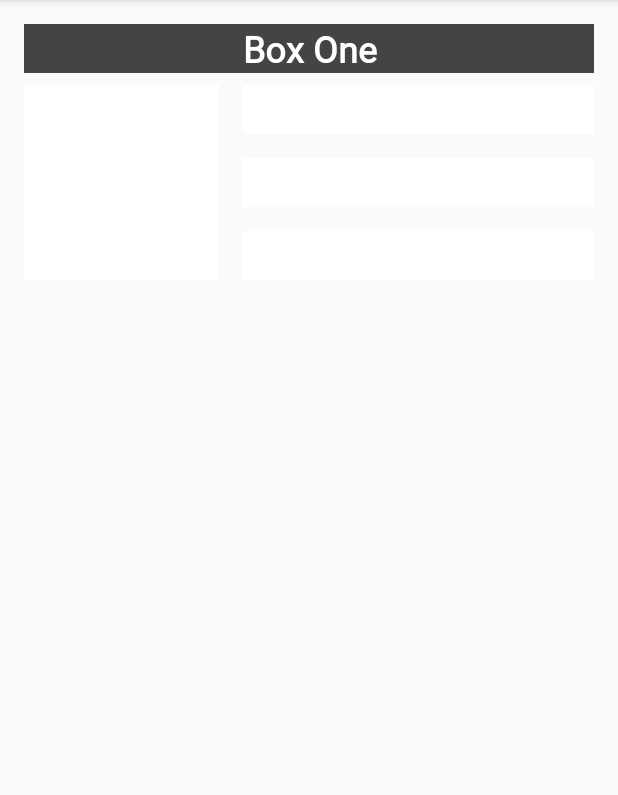
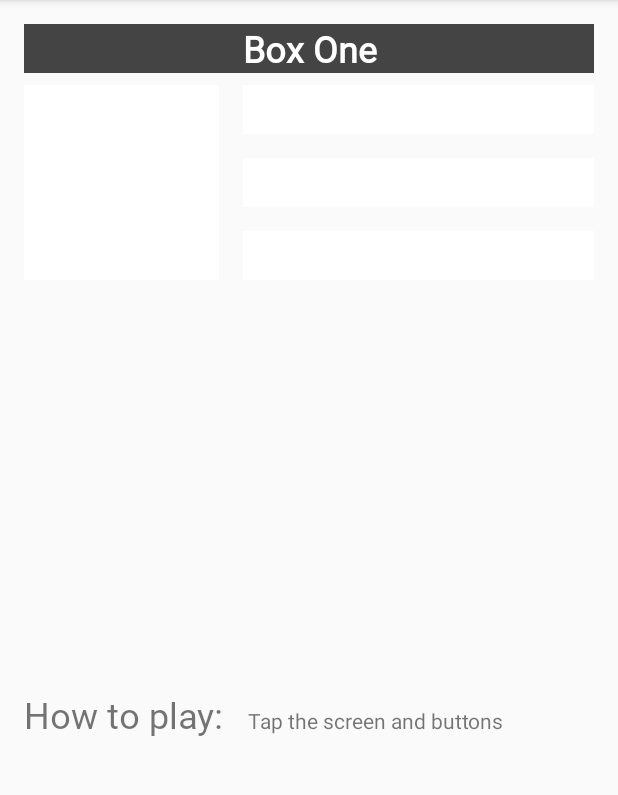
Before and after one commit to croworc/ColorMyViews, an Android app: the screen it shows after launch (MainActivity), after a tap on "Box One", on a phone screen of 412 x 824 dp, the part 84-879 px from its top. Run offline under Robolectric (Android 15) with nearby library versions, the phone set to English and light mode, and no system bars.

Commit message:
feat: Add "How to play" info TextView(s)

```diff
--- a/app/src/main/res/layout/activity_main.xml
+++ b/app/src/main/res/layout/activity_main.xml
@@ -73,4 +73,31 @@
         app:layout_constraintStart_toEndOf="@+id/box_two_text"
         app:layout_constraintTop_toBottomOf="@+id/box_four_text" />
 
+    <TextView
+        android:id="@+id/label_text"
+        android:layout_width="0dp"
+        android:layout_height="wrap_content"
+        android:layout_marginStart="16dp"
+        android:fontFamily="@font/roboto"
+        android:text="@string/how_to_play"
+        android:textSize="24sp"
+        app:layout_constraintBaseline_toBaselineOf="@+id/info_text"
+        app:layout_constraintStart_toStartOf="parent" />
+
+    <TextView
+        android:id="@+id/info_text"
+        android:layout_width="0dp"
+        android:layout_height="wrap_content"
+        android:layout_marginStart="16dp"
+        android:layout_marginTop="16dp"
+        android:layout_marginEnd="16dp"
+        android:layout_marginBottom="16dp"
+        android:text="@string/tap_the_boxes_and_buttons"
+        app:layout_constraintBottom_toBottomOf="parent"
+        app:layout_constraintEnd_toEndOf="parent"
+        app:layout_constraintHorizontal_bias="0.0"
+        app:layout_constraintStart_toEndOf="@+id/label_text"
+        app:layout_constraintTop_toBottomOf="@+id/box_two_text"
+        app:layout_constraintVertical_bias="0.506" />
+
 </androidx.constraintlayout.widget.ConstraintLayout>
--- a/app/src/main/res/values/strings.xml
+++ b/app/src/main/res/values/strings.xml
@@ -8,4 +8,6 @@
     <string name="button_red">RED</string>
     <string name="button_yellow">YELLOW</string>
     <string name="button_green">GREEN</string>
+    <string name="how_to_play">How to play:</string>
+    <string name="tap_the_boxes_and_buttons">Tap the screen and buttons</string>
 </resources>
```
